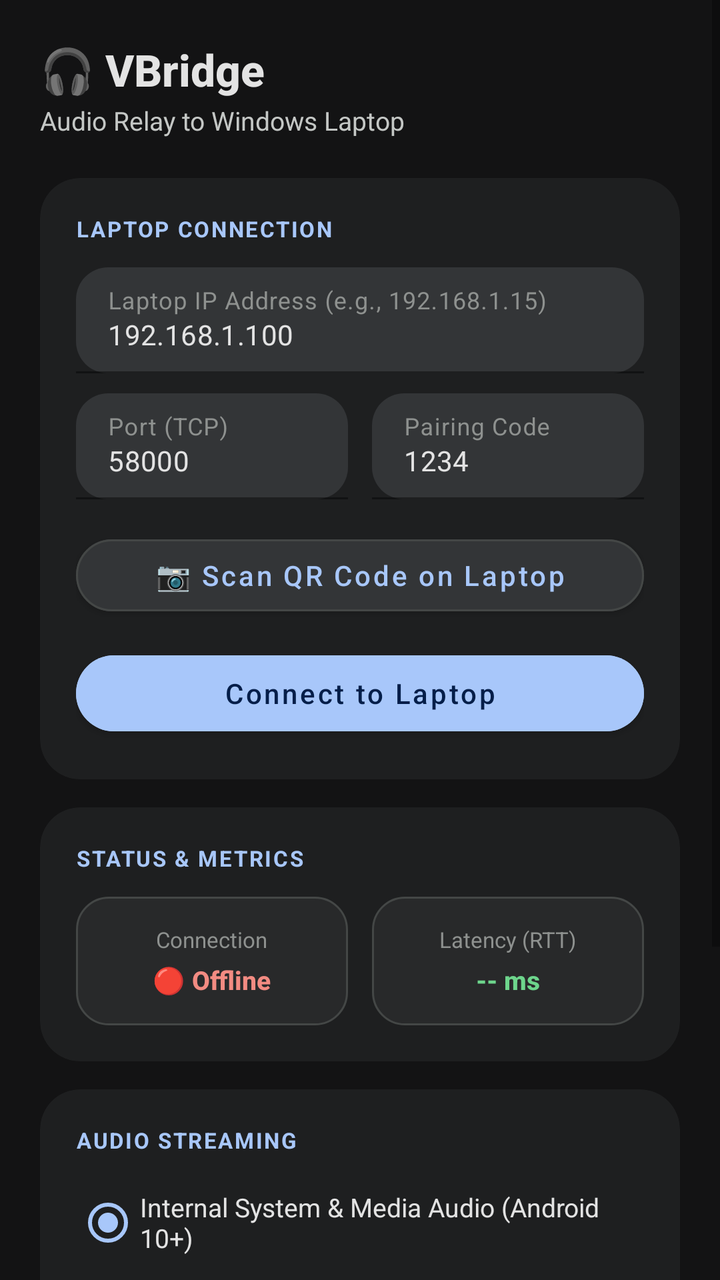
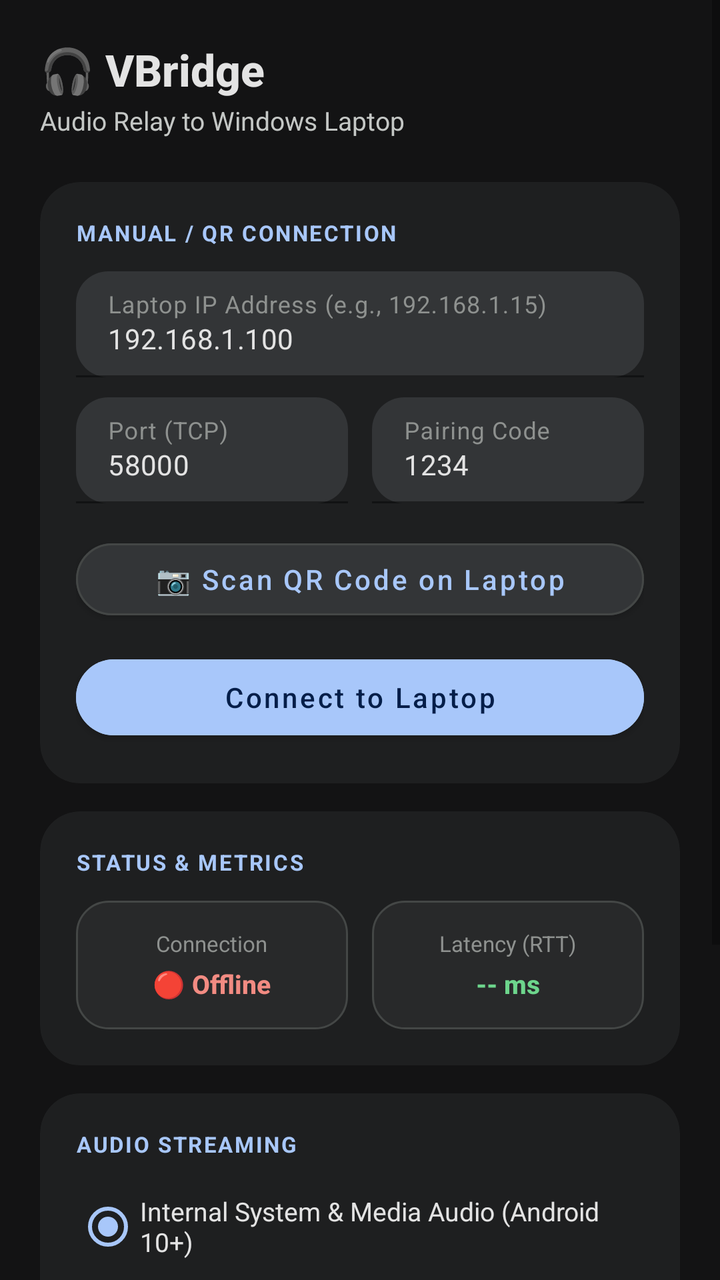

Compare the two renders of this Android layout. The source of the first and the diff that turns it into the second are given below.
<!-- AndroidManifest.xml: application theme Theme.VBridge -->
<!-- res/layout/activity_main.xml -->
<?xml version="1.0" encoding="utf-8"?>
<ScrollView xmlns:android="http://schemas.android.com/apk/res/android"
    xmlns:app="http://schemas.android.com/apk/res-auto"
    xmlns:tools="http://schemas.android.com/tools"
    android:layout_width="match_parent"
    android:layout_height="match_parent"
    android:background="@color/background"
    android:fillViewport="true">

    <LinearLayout
        android:layout_width="match_parent"
        android:layout_height="wrap_content"
        android:orientation="vertical"
        android:padding="20dp">

        
        <LinearLayout
            android:layout_width="match_parent"
            android:layout_height="wrap_content"
            android:orientation="horizontal"
            android:gravity="center_vertical"
            android:paddingBottom="12dp">

            <LinearLayout
                android:layout_width="0dp"
                android:layout_height="wrap_content"
                android:layout_weight="1"
                android:orientation="vertical">

                <TextView
                    android:layout_width="wrap_content"
                    android:layout_height="wrap_content"
                    android:text="🎧 VBridge"
                    android:textColor="@color/text_high"
                    android:textSize="22sp"
                    android:fontFamily="sans-serif-medium"
                    android:textStyle="bold" />

                <TextView
                    android:layout_width="wrap_content"
                    android:layout_height="wrap_content"
                    android:layout_marginTop="2dp"
                    android:text="Audio Relay to Windows Laptop"
                    android:textColor="@color/text_medium"
                    android:textSize="13sp"
                    android:fontFamily="sans-serif" />
            </LinearLayout>

        </LinearLayout>

        
        <androidx.cardview.widget.CardView
            android:layout_width="match_parent"
            android:layout_height="wrap_content"
            android:layout_marginTop="8dp"
            app:cardBackgroundColor="@color/surface_container"
            app:cardCornerRadius="20dp"
            app:cardElevation="0dp">

            <LinearLayout
                android:layout_width="match_parent"
                android:layout_height="wrap_content"
                android:orientation="vertical"
                android:padding="18dp">

                <TextView
                    android:layout_width="wrap_content"
                    android:layout_height="wrap_content"
                    android:text="LAPTOP CONNECTION"
                    android:textColor="@color/primary"
                    android:textSize="11sp"
                    android:letterSpacing="0.08"
                    android:textStyle="bold" />

                
                <com.google.android.material.textfield.TextInputLayout
                    android:layout_width="match_parent"
                    android:layout_height="wrap_content"
                    android:layout_marginTop="12dp"
                    android:hint="Laptop IP Address (e.g., 192.168.1.15)"
                    android:textColorHint="@color/text_muted"
                    app:boxBackgroundColor="@color/surface_container_highest"
                    app:boxCornerRadiusBottomEnd="16dp"
                    app:boxCornerRadiusBottomStart="16dp"
                    app:boxCornerRadiusTopEnd="16dp"
                    app:boxCornerRadiusTopStart="16dp"
                    app:boxStrokeColor="@color/primary"
                    app:boxStrokeWidth="1dp">

                    <com.google.android.material.textfield.TextInputEditText
                        android:id="@+id/etServerIp"
                        android:layout_width="match_parent"
                        android:layout_height="wrap_content"
                        android:inputType="textUri|text"
                        android:text="192.168.1.100"
                        android:textColor="@color/text_high"
                        android:textSize="14sp" />
                </com.google.android.material.textfield.TextInputLayout>

                
                <LinearLayout
                    android:layout_width="match_parent"
                    android:layout_height="wrap_content"
                    android:layout_marginTop="10dp"
                    android:orientation="horizontal">

                    <com.google.android.material.textfield.TextInputLayout
                        android:layout_width="0dp"
                        android:layout_height="wrap_content"
                        android:layout_marginEnd="6dp"
                        android:layout_weight="1"
                        android:hint="Port (TCP)"
                        android:textColorHint="@color/text_muted"
                        app:boxBackgroundColor="@color/surface_container_highest"
                        app:boxCornerRadiusBottomEnd="16dp"
                        app:boxCornerRadiusBottomStart="16dp"
                        app:boxCornerRadiusTopEnd="16dp"
                        app:boxCornerRadiusTopStart="16dp"
                        app:boxStrokeColor="@color/primary">

                        <com.google.android.material.textfield.TextInputEditText
                            android:id="@+id/etServerPort"
                            android:layout_width="match_parent"
                            android:layout_height="wrap_content"
                            android:inputType="number"
                            android:text="58000"
                            android:textColor="@color/text_high"
                            android:textSize="14sp" />
                    </com.google.android.material.textfield.TextInputLayout>

                    <com.google.android.material.textfield.TextInputLayout
                        android:layout_width="0dp"
                        android:layout_height="wrap_content"
                        android:layout_marginStart="6dp"
                        android:layout_weight="1"
                        android:hint="Pairing Code"
                        android:textColorHint="@color/text_muted"
                        app:boxBackgroundColor="@color/surface_container_highest"
                        app:boxCornerRadiusBottomEnd="16dp"
                        app:boxCornerRadiusBottomStart="16dp"
                        app:boxCornerRadiusTopEnd="16dp"
                        app:boxCornerRadiusTopStart="16dp"
                        app:boxStrokeColor="@color/primary">

                        <com.google.android.material.textfield.TextInputEditText
                            android:id="@+id/etPairingCode"
                            android:layout_width="match_parent"
                            android:layout_height="wrap_content"
                            android:inputType="text"
                            android:text="1234"
                            android:textColor="@color/text_high"
                            android:textSize="14sp" />
                    </com.google.android.material.textfield.TextInputLayout>

                </LinearLayout>

                
                <com.google.android.material.button.MaterialButton
                    android:id="@+id/btnScanQr"
                    android:layout_width="match_parent"
                    android:layout_height="48dp"
                    android:layout_marginTop="14dp"
                    android:backgroundTint="@color/surface_container_highest"
                    android:text="📷 Scan QR Code on Laptop"
                    android:textAllCaps="false"
                    android:textColor="@color/primary"
                    android:textSize="14sp"
                    android:fontFamily="sans-serif-medium"
                    app:strokeColor="@color/outline_border"
                    app:strokeWidth="1dp"
                    app:cornerRadius="24dp" />

                
                <com.google.android.material.button.MaterialButton
                    android:id="@+id/btnConnect"
                    android:layout_width="match_parent"
                    android:layout_height="50dp"
                    android:layout_marginTop="10dp"
                    android:backgroundTint="@color/primary"
                    android:text="Connect to Laptop"
                    android:textAllCaps="false"
                    android:textColor="@color/on_primary"
                    android:textSize="14sp"
                    android:fontFamily="sans-serif-medium"
                    app:cornerRadius="25dp" />

            </LinearLayout>
        </androidx.cardview.widget.CardView>

        
        <androidx.cardview.widget.CardView
            android:layout_width="match_parent"
            android:layout_height="wrap_content"
            android:layout_marginTop="14dp"
            app:cardBackgroundColor="@color/surface_container"
            app:cardCornerRadius="20dp"
            app:cardElevation="0dp">

            <LinearLayout
                android:layout_width="match_parent"
                android:layout_height="wrap_content"
                android:orientation="vertical"
                android:padding="18dp">

                <TextView
                    android:layout_width="wrap_content"
                    android:layout_height="wrap_content"
                    android:text="STATUS &amp; METRICS"
                    android:textColor="@color/primary"
                    android:textSize="11sp"
                    android:letterSpacing="0.08"
                    android:textStyle="bold" />

                
                <LinearLayout
                    android:layout_width="match_parent"
                    android:layout_height="wrap_content"
                    android:layout_marginTop="12dp"
                    android:orientation="horizontal">

                    
                    <LinearLayout
                        android:layout_width="0dp"
                        android:layout_height="wrap_content"
                        android:layout_marginEnd="6dp"
                        android:layout_weight="1"
                        android:background="@drawable/status_box_bg"
                        android:gravity="center"
                        android:orientation="vertical"
                        android:padding="14dp">

                        <TextView
                            android:layout_width="wrap_content"
                            android:layout_height="wrap_content"
                            android:text="Connection"
                            android:textColor="@color/text_muted"
                            android:textSize="11sp" />

                        <TextView
                            android:id="@+id/tvConnectionStatus"
                            android:layout_width="wrap_content"
                            android:layout_height="wrap_content"
                            android:layout_marginTop="4dp"
                            android:text="🔴 Offline"
                            android:textColor="@color/google_red"
                            android:textSize="13sp"
                            android:fontFamily="sans-serif-medium"
                            android:textStyle="bold" />
                    </LinearLayout>

                    
                    <LinearLayout
                        android:layout_width="0dp"
                        android:layout_height="wrap_content"
                        android:layout_marginStart="6dp"
                        android:layout_weight="1"
                        android:background="@drawable/status_box_bg"
                        android:gravity="center"
                        android:orientation="vertical"
                        android:padding="14dp">

                        <TextView
                            android:layout_width="wrap_content"
                            android:layout_height="wrap_content"
                            android:text="Latency (RTT)"
                            android:textColor="@color/text_muted"
                            android:textSize="11sp" />

                        <TextView
                            android:id="@+id/tvLatency"
                            android:layout_width="wrap_content"
                            android:layout_height="wrap_content"
                            android:layout_marginTop="4dp"
                            android:text="-- ms"
                            android:textColor="@color/google_green"
                            android:textSize="13sp"
                            android:fontFamily="sans-serif-medium"
                            android:textStyle="bold" />
                    </LinearLayout>

                </LinearLayout>

            </LinearLayout>
        </androidx.cardview.widget.CardView>

        
        <androidx.cardview.widget.CardView
            android:layout_width="match_parent"
            android:layout_height="wrap_content"
            android:layout_marginTop="14dp"
            app:cardBackgroundColor="@color/surface_container"
            app:cardCornerRadius="20dp"
            app:cardElevation="0dp">

            <LinearLayout
                android:layout_width="match_parent"
                android:layout_height="wrap_content"
                android:orientation="vertical"
                android:padding="18dp">

                <TextView
                    android:layout_width="wrap_content"
                    android:layout_height="wrap_content"
                    android:text="AUDIO STREAMING"
                    android:textColor="@color/primary"
                    android:textSize="11sp"
                    android:letterSpacing="0.08"
                    android:textStyle="bold" />

                
                <RadioGroup
                    android:id="@+id/rgAudioSource"
                    android:layout_width="match_parent"
                    android:layout_height="wrap_content"
                    android:layout_marginTop="10dp"
                    android:orientation="vertical">

                    <RadioButton
                        android:id="@+id/rbInternalAudio"
                        android:layout_width="wrap_content"
                        android:layout_height="wrap_content"
                        android:checked="true"
                        android:buttonTint="@color/primary"
                        android:text="Internal System &amp; Media Audio (Android 10+)"
                        android:textColor="@color/text_high"
                        android:textSize="13sp" />

                    <RadioButton
                        android:id="@+id/rbMicAudio"
                        android:layout_width="wrap_content"
                        android:layout_height="wrap_content"
                        android:layout_marginTop="4dp"
                        android:buttonTint="@color/primary"
                        android:text="Microphone / Ambient Audio"
                        android:textColor="@color/text_high"
                        android:textSize="13sp" />
                </RadioGroup>

                
                <CheckBox
                    android:id="@+id/chkMutePhoneSpeaker"
                    android:layout_width="wrap_content"
                    android:layout_height="wrap_content"
                    android:layout_marginTop="8dp"
                    android:checked="true"
                    android:buttonTint="@color/primary"
                    android:text="🔇 Mute Phone Speaker (Sound on Laptop only)"
                    android:textColor="@color/text_high"
                    android:textSize="13sp" />

                
                <com.google.android.material.button.MaterialButton
                    android:id="@+id/btnToggleStream"
                    android:layout_width="match_parent"
                    android:layout_height="50dp"
                    android:layout_marginTop="14dp"
                    android:backgroundTint="@color/google_green"
                    android:text="▶ Start Audio Streaming"
                    android:textAllCaps="false"
                    android:textColor="@color/google_green_on"
                    android:textSize="14sp"
                    android:fontFamily="sans-serif-medium"
                    app:cornerRadius="25dp" />

                
                <ProgressBar
                    android:id="@+id/pbAudioLevel"
                    style="?android:attr/progressBarStyleHorizontal"
                    android:layout_width="match_parent"
                    android:layout_height="6dp"
                    android:layout_marginTop="14dp"
                    android:max="100"
                    android:progress="0"
                    android:progressTint="@color/primary" />

            </LinearLayout>
        </androidx.cardview.widget.CardView>

    </LinearLayout>
</ScrollView>
<!-- resources referenced by this layout -->
<resources>
  <color name="background">#131314</color>
  <color name="google_green">#6DD58C</color>
  <color name="google_green_on">#0A3818</color>
  <color name="google_red">#F28B82</color>
  <color name="on_primary">#041E49</color>
  <color name="outline_border">#444746</color>
  <color name="primary">#A8C7FA</color>
  <color name="surface_container">#1E1F20</color>
  <color name="surface_container_highest">#333537</color>
  <color name="text_high">#E3E3E3</color>
  <color name="text_medium">#C4C7C5</color>
  <color name="text_muted">#8E918F</color>
  <!-- drawable status_box_bg (drawable) -->
  <?xml version="1.0" encoding="utf-8"?>
  <shape xmlns:android="http://schemas.android.com/apk/res/android"
      android:shape="rectangle">
      <solid android:color="@color/surface_container_high" />
      <stroke android:width="1dp" android:color="@color/outline_border" />
      <corners android:radius="16dp" />
  </shape>
  <style name="Theme.VBridge" parent="Theme.MaterialComponents.DayNight.NoActionBar">
          <item name="colorPrimary">@color/primary</item>
          <item name="colorPrimaryDark">@color/primary_dark</item>
          <item name="colorAccent">@color/accent</item>
          <item name="android:windowBackground">@color/background</item>
          <item name="android:statusBarColor">@color/primary_dark</item>
      </style>
  <color name="surface_container_high">#28292A</color>
  <color name="primary_dark">#131314</color>
  <color name="accent">#A8C7FA</color>
</resources>

<!-- the commit's change to res/layout/activity_main.xml (unified diff, before → after) -->
@@ -50,9 +50,98 @@
 
         
         <androidx.cardview.widget.CardView
+            android:id="@+id/cardRecentDevice"
             android:layout_width="match_parent"
             android:layout_height="wrap_content"
-            android:layout_marginTop="8dp"
+            android:layout_marginTop="6dp"
+            android:visibility="gone"
+            app:cardBackgroundColor="@color/surface_container"
+            app:cardCornerRadius="20dp"
+            app:cardElevation="0dp">
+
+            <LinearLayout
+                android:layout_width="match_parent"
+                android:layout_height="wrap_content"
+                android:orientation="vertical"
+                android:padding="16dp">
+
+                <LinearLayout
+                    android:layout_width="match_parent"
+                    android:layout_height="wrap_content"
+                    android:orientation="horizontal"
+                    android:gravity="center_vertical">
+
+                    <TextView
+                        android:layout_width="0dp"
+                        android:layout_height="wrap_content"
+                        android:layout_weight="1"
+                        android:text="⚡ LAST CONNECTED LAPTOP"
+                        android:textColor="@color/primary"
+                        android:textSize="11sp"
+                        android:letterSpacing="0.08"
+                        android:textStyle="bold" />
+
+                    <TextView
+                        android:id="@+id/tvRecentBadge"
+                        android:layout_width="wrap_content"
+                        android:layout_height="wrap_content"
+                        android:text="PAIRED"
+                        android:textColor="@color/google_green"
+                        android:textSize="10sp"
+                        android:textStyle="bold" />
+                </LinearLayout>
+
+                <TextView
+                    android:id="@+id/tvRecentDeviceName"
+                    android:layout_width="wrap_content"
+                    android:layout_height="wrap_content"
+                    android:layout_marginTop="6dp"
+                    android:text="💻 Windows Laptop"
+                    android:textColor="@color/text_high"
+                    android:textSize="15sp"
+                    android:fontFamily="sans-serif-medium"
+                    android:textStyle="bold" />
+
+                <TextView
+                    android:id="@+id/tvRecentDeviceDetails"
+                    android:layout_width="wrap_content"
+                    android:layout_height="wrap_content"
+                    android:layout_marginTop="2dp"
+                    android:text="IP: 192.168.1.15 : 58000"
+                    android:textColor="@color/text_medium"
+                    android:textSize="12sp" />
+
+                <com.google.android.material.button.MaterialButton
+                    android:id="@+id/btnQuickConnect"
+                    android:layout_width="match_parent"
+                    android:layout_height="48dp"
+                    android:layout_marginTop="12dp"
+                    android:backgroundTint="@color/primary"
+                    android:text="⚡ Quick Reconnect"
+                    android:textAllCaps="false"
+                    android:textColor="@color/on_primary"
+                    android:textSize="14sp"
+                    android:fontFamily="sans-serif-medium"
+                    app:cornerRadius="24dp" />
+
+                <CheckBox
+                    android:id="@+id/chkAutoConnect"
+                    android:layout_width="wrap_content"
+                    android:layout_height="wrap_content"
+                    android:layout_marginTop="6dp"
+                    android:buttonTint="@color/primary"
+                    android:text="⚡ Auto-connect on app open"
+                    android:textColor="@color/text_medium"
+                    android:textSize="12sp" />
+
+            </LinearLayout>
+        </androidx.cardview.widget.CardView>
+
+        
+        <androidx.cardview.widget.CardView
+            android:layout_width="match_parent"
+            android:layout_height="wrap_content"
+            android:layout_marginTop="10dp"
             app:cardBackgroundColor="@color/surface_container"
             app:cardCornerRadius="20dp"
             app:cardElevation="0dp">
@@ -66,7 +155,7 @@
                 <TextView
                     android:layout_width="wrap_content"
                     android:layout_height="wrap_content"
-                    android:text="LAPTOP CONNECTION"
+                    android:text="MANUAL / QR CONNECTION"
                     android:textColor="@color/primary"
                     android:textSize="11sp"
                     android:letterSpacing="0.08"
